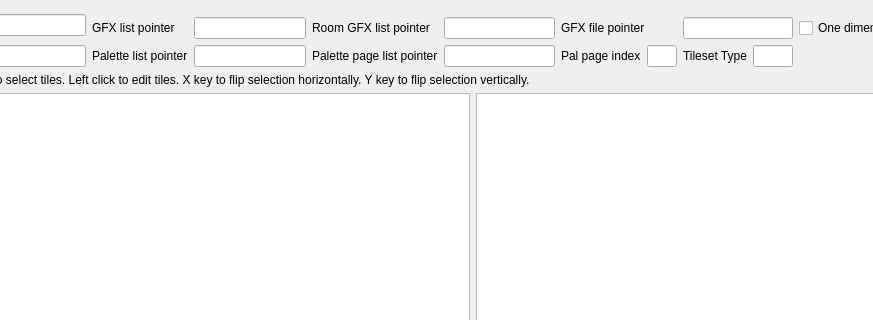
This is dsvedit/tileset_editor.ui in LagoLunatic/DSVEdit as Qt 5 draws it before an edit; both pictures show x 127 to 1000 and y 0 to 320 of the 1200 by 760 pixel window. The edited form follows.
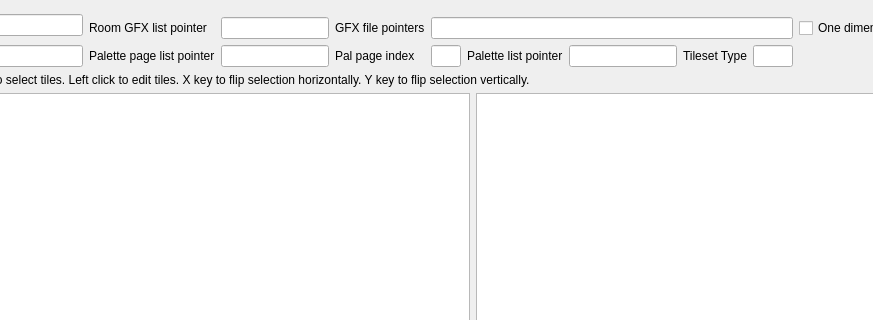
This is the edited form.

Commit message: Refactor various things to prepare menu editor for GBA games

Patch:
```diff
--- a/dsvedit/tileset_editor.ui
+++ b/dsvedit/tileset_editor.ui
@@ -16,6 +16,33 @@
   <layout class="QVBoxLayout" name="verticalLayout_2">
    <item>
     <layout class="QGridLayout" name="gridLayout_2">
+     <item row="2" column="8">
+      <widget class="QLabel" name="label_6">
+       <property name="text">
+        <string>Tileset Type</string>
+       </property>
+      </widget>
+     </item>
+     <item row="2" column="1">
+      <widget class="QLineEdit" name="collision_tileset_pointer"/>
+     </item>
+     <item row="2" column="13">
+      <widget class="QPushButton" name="reload_button">
+       <property name="text">
+        <string>Reload</string>
+       </property>
+      </widget>
+     </item>
+     <item row="2" column="9">
+      <widget class="QLineEdit" name="tileset_type">
+       <property name="maximumSize">
+        <size>
+         <width>40</width>
+         <height>16777215</height>
+        </size>
+       </property>
+      </widget>
+     </item>
      <item row="1" column="13">
       <widget class="QCheckBox" name="display_collision">
        <property name="layoutDirection">
@@ -26,33 +53,10 @@
        </property>
       </widget>
      </item>
-     <item row="2" column="2">
-      <widget class="QLabel" name="label_16">
+     <item row="0" column="0" rowspan="2">
+      <widget class="QLabel" name="label_5">
        <property name="text">
-        <string>Palette list pointer</string>
-       </property>
-      </widget>
-     </item>
-     <item row="2" column="5">
-      <widget class="QLineEdit" name="palette_page_list_pointer"/>
-     </item>
-     <item row="2" column="6">
-      <widget class="QLabel" name="label_13">
-       <property name="text">
-        <string>Pal page index</string>
-       </property>
-      </widget>
-     </item>
-     <item row="2" column="3">
-      <widget class="QLineEdit" name="palette_list_pointer_for_tileset"/>
-     </item>
-     <item row="2" column="7">
-      <widget class="QLineEdit" name="palette_page_index">
-       <property name="maximumSize">
-        <size>
-         <width>30</width>
-         <height>16777215</height>
-        </size>
+        <string>Tileset</string>
        </property>
       </widget>
      </item>
@@ -63,23 +67,6 @@
        </property>
       </widget>
      </item>
-     <item row="1" column="2">
-      <widget class="QLabel" name="label_15">
-       <property name="text">
-        <string>GFX list pointer</string>
-       </property>
-      </widget>
-     </item>
-     <item row="0" column="0" rowspan="2">
-      <widget class="QLabel" name="label_5">
-       <property name="text">
-        <string>Tileset</string>
-       </property>
-      </widget>
-     </item>
-     <item row="0" column="1" rowspan="2">
-      <widget class="QLineEdit" name="tileset_pointer"/>
-     </item>
      <item row="2" column="0">
       <widget class="QLabel" name="label_10">
        <property name="text">
@@ -87,64 +74,67 @@
        </property>
       </widget>
      </item>
-     <item row="1" column="3">
-      <widget class="QLineEdit" name="gfx_list_pointer"/>
+     <item row="0" column="1" rowspan="2">
+      <widget class="QLineEdit" name="tileset_pointer"/>
      </item>
-     <item row="1" column="4">
-      <widget class="QLabel" name="label_9">
-       <property name="text">
-        <string>Room GFX list pointer</string>
+     <item row="2" column="5">
+      <widget class="QLineEdit" name="palette_page_index">
+       <property name="maximumSize">
+        <size>
+         <width>30</width>
+         <height>16777215</height>
+        </size>
        </property>
       </widget>
      </item>
-     <item row="1" column="5">
-      <widget class="QLineEdit" name="room_gfx_list_pointer"/>
-     </item>
      <item row="2" column="4">
+      <widget class="QLabel" name="label_13">
+       <property name="text">
+        <string>Pal page index</string>
+       </property>
+      </widget>
+     </item>
+     <item row="2" column="2">
       <widget class="QLabel" name="label_7">
        <property name="text">
         <string>Palette page list pointer</string>
        </property>
       </widget>
      </item>
-     <item row="2" column="1">
-      <widget class="QLineEdit" name="collision_tileset_pointer"/>
-     </item>
-     <item row="2" column="8">
-      <widget class="QLabel" name="label_6">
+     <item row="2" column="6">
+      <widget class="QLabel" name="label_16">
        <property name="text">
-        <string>Tileset Type</string>
+        <string>Palette list pointer</string>
        </property>
       </widget>
      </item>
-     <item row="2" column="9">
-      <widget class="QLineEdit" name="tileset_type">
-       <property name="maximumSize">
-        <size>
-         <width>40</width>
-         <height>16777215</height>
-        </size>
+     <item row="2" column="7">
+      <widget class="QLineEdit" name="palette_list_pointer_for_tileset"/>
+     </item>
+     <item row="2" column="3">
+      <widget class="QLineEdit" name="palette_page_list_pointer"/>
+     </item>
+     <item row="1" column="2">
+      <widget class="QLabel" name="label_9">
+       <property name="text">
+        <string>Room GFX list pointer</string>
        </property>
       </widget>
      </item>
-     <item row="1" column="8" colspan="2">
-      <widget class="QLineEdit" name="gfx_file_pointer"/>
+     <item row="1" column="5" colspan="5">
+      <widget class="QLineEdit" name="gfx_file_pointers"/>
      </item>
-     <item row="1" column="6" colspan="2">
+     <item row="1" column="3">
+      <widget class="QLineEdit" name="room_gfx_list_pointer"/>
+     </item>
+     <item row="1" column="4">
       <widget class="QLabel" name="label_17">
        <property name="text">
-        <string>GFX file pointer</string>
+        <string>GFX file pointers</string>
        </property>
       </widget>
      </item>
-     <item row="2" column="13">
-      <widget class="QPushButton" name="reload_button">
-       <property name="text">
-        <string>Reload</string>
-       </property>
-      </widget>
-     </item>
-     <item row="1" column="11">
+     <item row="1" column="10">
       <widget class="QCheckBox" name="one_dimensional_mode">
        <property name="text">
         <string>One dimensional mode</string>
```
The commit also changes 6 other files.
